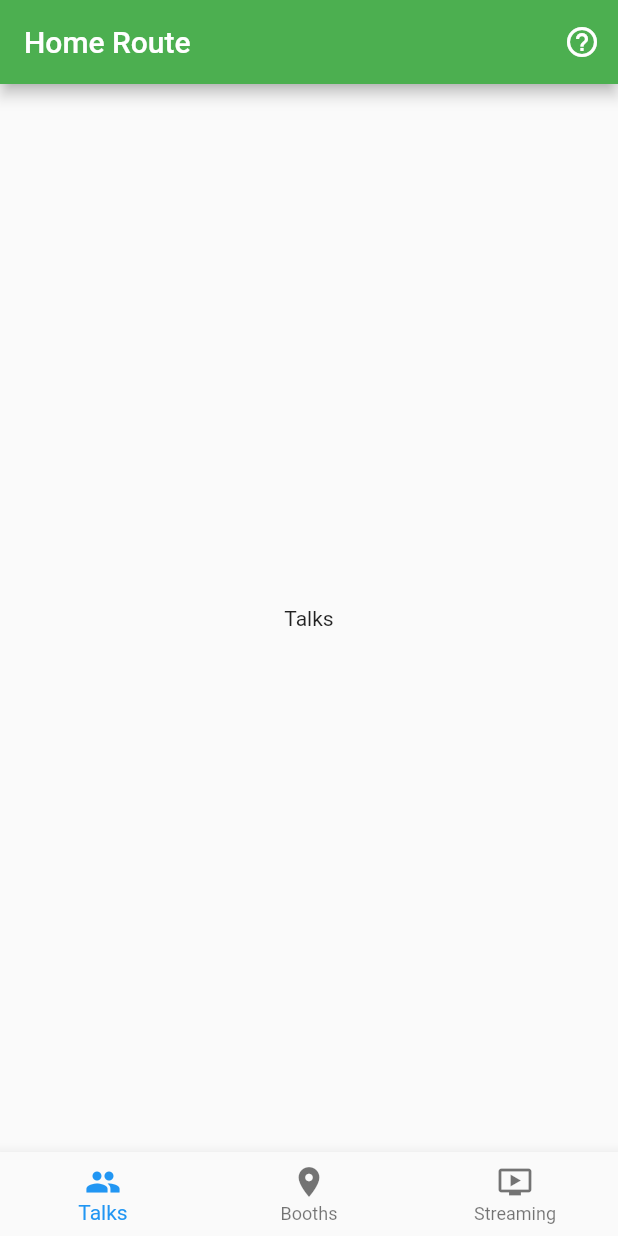
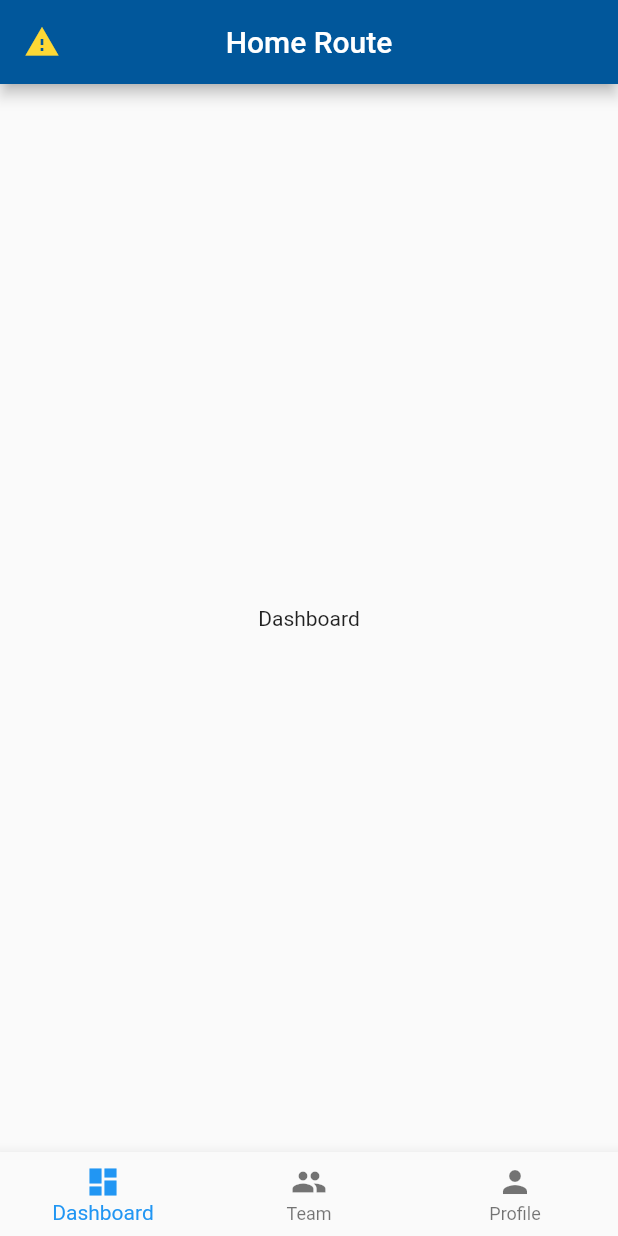
Before and after one commit to rc8marcelo/flutter_basics_2, a Flutter app: the screen it shows after launch, on a phone screen of 412 x 824 dp. Run offline on Flutter 3.47's test engine with Material 2 defaults, Android fonts, the phone set to English and light mode, and no system bars.

Commit message:
changed to ccp design instead of ddd

```diff
--- a/end/session_02/lib/router.dart
+++ b/end/session_02/lib/router.dart
@@ -1,6 +1,7 @@
 import 'package:flutter/material.dart';
-import 'package:session_02/screens/about_screen.dart';
-import 'package:session_02/screens/home_screen.dart';
+
+import 'screens/home_screen.dart';
+import 'screens/incident_screen.dart';
 
 class Router {
   static Route<dynamic> generateRoute(RouteSettings settings) {
@@ -9,9 +10,9 @@ class Router {
         return MaterialPageRoute(
           builder: (_) => HomeScreen(),
         );
-      case '/about':
+      case '/incident':
         return MaterialPageRoute(
-          builder: (_) => AboutScreen(),
+          builder: (_) => IncidentScreen(),
         );
       default:
         return MaterialPageRoute(
--- a/end/session_02/lib/sample_app.dart
+++ b/end/session_02/lib/sample_app.dart
@@ -9,7 +9,7 @@ class SampleApp extends StatelessWidget {
       onGenerateRoute: Router.generateRoute,
       title: "",
       theme: ThemeData(
-        primaryColor: Colors.green,
+        primaryColor: Colors.lightBlue[900],
         accentColor: Colors.yellow,
       ),
     );
--- a/end/session_02/lib/screens/home_screen.dart
+++ b/end/session_02/lib/screens/home_screen.dart
@@ -9,9 +9,9 @@ class _HomeScreenState extends State<HomeScreen> {
   int _selectedTabItem = 0;
 
   static const List<Widget> _tabScreens = <Widget>[
-    Text('Talks'),
-    Text('Booths'),
-    Text('Streaming'),
+    Text('Dashboard'),
+    Text('Team'),
+    Text('Profile'),
   ];
 
   void _onItemTapped(int index) {
@@ -24,8 +24,9 @@ class _HomeScreenState extends State<HomeScreen> {
   Widget build(BuildContext context) {
     return Scaffold(
       appBar: AppBar(
+        leading: incidentButton(context),
         title: const Text('Home Route'),
-        actions: <Widget>[trailingActions(context)],
+        centerTitle: true,
       ),
       body: Container(
         alignment: Alignment.center,
@@ -40,10 +41,13 @@ class _HomeScreenState extends State<HomeScreen> {
     );
   }
 
-  IconButton trailingActions(BuildContext context) {
+  IconButton incidentButton(BuildContext context) {
     return IconButton(
-      icon: Icon(Icons.help_outline),
-      onPressed: () => Navigator.pushNamed(context, '/about'),
+      icon: Icon(
+        Icons.warning,
+        color: Colors.yellow[600],
+      ),
+      onPressed: () => Navigator.pushNamed(context, '/incident'),
     );
   }
 
@@ -52,10 +56,18 @@ class _HomeScreenState extends State<HomeScreen> {
       currentIndex: _selectedTabItem,
       onTap: _onItemTapped,
       items: [
-        BottomNavigationBarItem(icon: Icon(Icons.group), title: Text('Talks')),
-        BottomNavigationBarItem(icon: Icon(Icons.place), title: Text('Booths')),
         BottomNavigationBarItem(
-            icon: Icon(Icons.ondemand_video), title: Text('Streaming')),
+          icon: Icon(Icons.dashboard),
+          title: Text('Dashboard'),
+        ),
+        BottomNavigationBarItem(
+          icon: Icon(Icons.group),
+          title: Text('Team'),
+        ),
+        BottomNavigationBarItem(
+          icon: Icon(Icons.person),
+          title: Text('Profile'),
+        ),
       ],
     );
   }
--- a/end/session_02/lib/screens/about_screen.dart
+++ b/end/session_02/lib/screens/incident_screen.dart
@@ -1,11 +1,12 @@
 import 'package:flutter/material.dart';
 
-class AboutScreen extends StatelessWidget {
+class IncidentScreen extends StatelessWidget {
   @override
   Widget build(BuildContext context) {
     return Scaffold(
       appBar: AppBar(
-        title: const Text('About Route'),
+        title: const Text('Incident'),
+        centerTitle: true,
       ),
     );
   }
```
